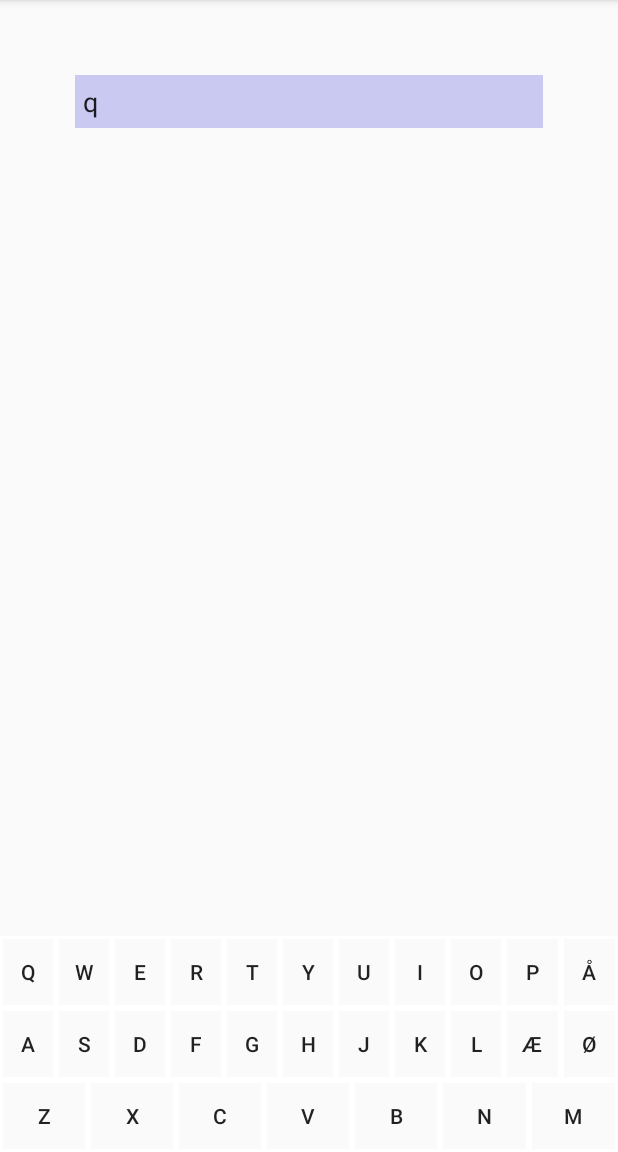
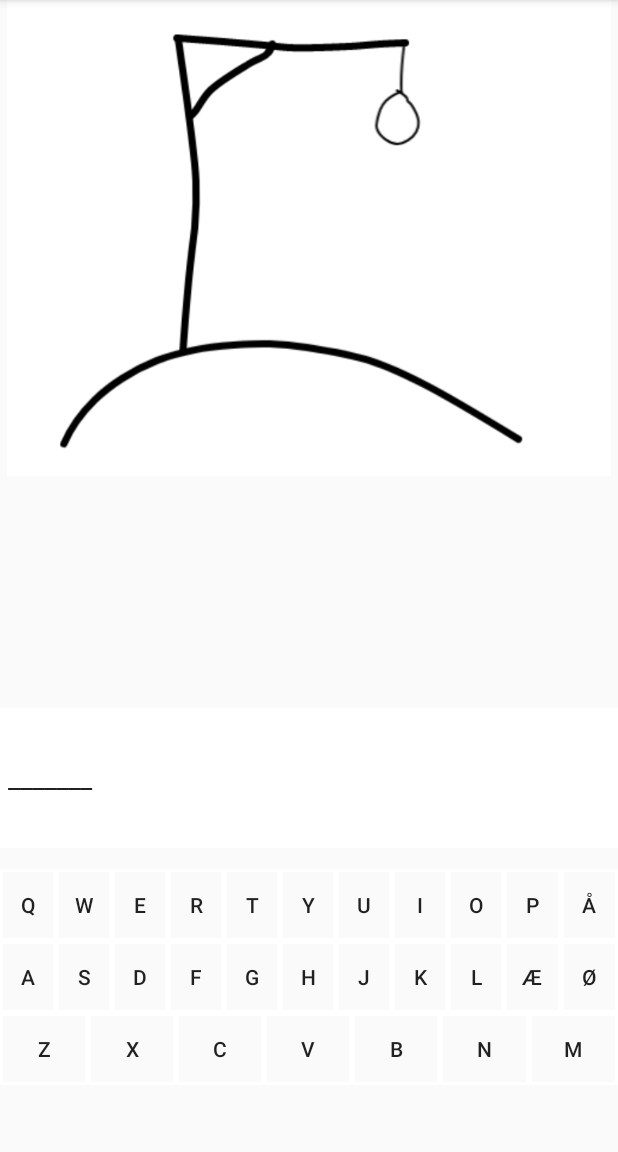
Before and after one commit to NicolaiNisbeth/galgeleg, an Android app: the GameActivity screen opened directly, with no data from a screen before it, after a tap on an icon or button, on a phone screen of 412 x 824 dp, the part 84-1236 px from its top. Run offline under Robolectric (Android 15) with nearby library versions, the phone set to English and light mode, and no system bars.

Commit message:
logic and imagery is synchronzied

```diff
--- a/app/src/main/java/com/example/galgeleg/GameActivity.java
+++ b/app/src/main/java/com/example/galgeleg/GameActivity.java
@@ -1,47 +1,26 @@
 package com.example.galgeleg;
 
-import android.content.Intent;
 import android.os.Bundle;
-import android.text.InputType;
-import android.util.Log;
-import android.view.View;
-import android.view.inputmethod.EditorInfo;
-import android.view.inputmethod.InputConnection;
-import android.widget.Button;
 import android.widget.EditText;
 import android.widget.ImageView;
 
 import androidx.appcompat.app.AppCompatActivity;
 
-public class GameActivity extends AppCompatActivity implements View.OnClickListener {
-    private Button btn;
+
+public class GameActivity extends AppCompatActivity {
     private ImageView imageView;
-    private EditText editText;
+    MyKeyboard keyboard;
+    EditText editText;
 
     @Override
     protected void onCreate(Bundle savedInstanceState) {
         super.onCreate(savedInstanceState);
         setContentView(R.layout.game_activity);
 
-
-        //imageView = findViewById(R.id.imageView);
-
-        EditText editText = (EditText) findViewById(R.id.editText);
-        MyKeyboard keyboard = (MyKeyboard) findViewById(R.id.keyboard);
-        editText.setRawInputType(InputType.TYPE_CLASS_TEXT);
-        editText.setTextIsSelectable(true);
-
-        InputConnection ic = editText.onCreateInputConnection(new EditorInfo());
-        keyboard.setInputConnection(ic);
-
-
-
-    }
-
-    @Override
-    public void onClick(View v) {
-        if (v == btn){
-            imageView.setImageResource(R.drawable.drawing2);
-        }
+        imageView = findViewById(R.id.imageView);
+        editText = findViewById(R.id.editText);
+        keyboard = findViewById(R.id.keyboard);
+        keyboard.setEditText(editText);
+        keyboard.setImageView(imageView);
     }
 }
--- a/app/src/main/java/com/example/galgeleg/MyKeyboard.java
+++ b/app/src/main/java/com/example/galgeleg/MyKeyboard.java
@@ -2,12 +2,17 @@ package com.example.galgeleg;
 
 import android.content.Context;
 import android.util.AttributeSet;
+import android.util.Log;
 import android.util.SparseArray;
 import android.view.LayoutInflater;
 import android.view.View;
 import android.view.inputmethod.InputConnection;
 import android.widget.Button;
+import android.widget.EditText;
+import android.widget.ImageView;
 import android.widget.LinearLayout;
+
+import com.example.galgeleg.model.Logic;
 
 public class MyKeyboard extends LinearLayout implements View.OnClickListener {
 
@@ -15,8 +20,13 @@ public class MyKeyboard extends LinearLayout implements View.OnClickListener {
                     aBtn, sBtn, dBtn, fBtn, gBtn, hBtn, jBtn, kBtn, lBtn, æBtn, øBtn,
                         zBtn, xBtn, cBtn, vBtn, bBtn, nBtn, mBtn;
 
+
+
     private SparseArray<String> keyValues = new SparseArray<>();
     private InputConnection inputConnection;
+    private Logic logic;
+    private EditText editText;
+    private ImageView imageView;
 
     public MyKeyboard(Context context) {
         this(context, null, 0);
@@ -28,10 +38,12 @@ public class MyKeyboard extends LinearLayout implements View.OnClickListener {
 
     public MyKeyboard(Context context, AttributeSet attrs, int defStyleAttr) {
         super(context, attrs, defStyleAttr);
-        init(context, attrs);
+        init(context);
+        this.logic = new Logic();
+        System.out.println(logic);
     }
 
-    private void init(Context context, AttributeSet attrs) {
+    private void init(Context context) {
         LayoutInflater.from(context).inflate(R.layout.keyboard, this, true);
         qBtn = findViewById(R.id.qBtn); qBtn.setOnClickListener(this); keyValues.put(R.id.qBtn, "q");
         wBtn = findViewById(R.id.wBtn); wBtn.setOnClickListener(this); keyValues.put(R.id.wBtn, "w");
@@ -66,13 +78,47 @@ public class MyKeyboard extends LinearLayout implements View.OnClickListener {
 
     @Override
     public void onClick(View view) {
-        if (inputConnection == null) return;
 
-        String value = keyValues.get(view.getId());
-        inputConnection.commitText(value, 1);
+        char value = keyValues.get(view.getId()).charAt(0);
+
+        editText.setText("");
+        logic.guessedLetter(value);
+        editText.setText(logic.getVisibleSentence());
+        if (!logic.isPreviousGuessWasCorrect()){
+            setHangingMan(logic.getWrongGuess());
+        }
+
+        if (logic.isGameIsWon())
+            System.out.println("du har vundet");
+
+        if (logic.isGameIsLost()) {
+            System.out.println("du har tabt");
+        }
+
+    }
+
+    private void setHangingMan(int wrongGuess) {
+        switch (wrongGuess){
+            case 1: imageView.setImageResource(R.drawable.drawing2); break;
+            case 2: imageView.setImageResource(R.drawable.drawing3); break;
+            case 3: imageView.setImageResource(R.drawable.drawing4); break;
+            case 4: imageView.setImageResource(R.drawable.drawing5); break;
+            case 5: imageView.setImageResource(R.drawable.drawing6); break;
+            case 6: imageView.setImageResource(R.drawable.drawing7); break;
+        }
+
     }
 
     public void setInputConnection(InputConnection ic) {
         inputConnection = ic;
     }
+
+    public void setEditText(EditText editText){
+        this.editText = editText;
+    }
+
+    public void setImageView(ImageView imageView){
+        this.imageView = imageView;
+    }
+
 }
--- a/app/src/main/java/com/example/galgeleg/model/Sentence.java
+++ b/app/src/main/java/com/example/galgeleg/model/Logic.java
@@ -10,7 +10,7 @@ import java.util.Set;
 
 import static android.content.ContentValues.TAG;
 
-public class Sentence {
+public class Logic {
     private Set<String> wordLibrary;
     private List<String> solution;
     private ArrayList<Character> usedLetters;
@@ -19,8 +19,9 @@ public class Sentence {
     private boolean gameIsWon;
     private boolean gameIsLost;
     private int difficulty = 1;
+    private boolean previousGuessWasCorrect = false;
 
-    public Sentence(){
+    public Logic(){
         this.usedLetters = new ArrayList<>();
         this.visibleSentence = new StringBuilder();
         restart();
@@ -56,7 +57,7 @@ public class Sentence {
             for (char letter : word){
                 if (usedLetters.contains(letter)) visibleSentence.append(letter);
                 else {
-                    visibleSentence.append("?");
+                    visibleSentence.append("_");
                     gameIsWon = false;
                 }
             }
@@ -74,15 +75,34 @@ public class Sentence {
 
     public void guessedLetter(char letter) {
         Log.d(TAG, "guessedLetter: " + letter);
-        if (gameIsWon || usedLetters.contains(letter)) return;
+        if (gameIsWon || usedLetters.contains(letter) || gameIsLost) return;
 
         usedLetters.add(letter);
 
-        if (!solution.contains(""+letter) && ++wrongGuess > 6) gameIsLost = true;
+        if (solutionHas(letter, solution)) previousGuessWasCorrect = true;
+        else {
+            previousGuessWasCorrect = false;
+            if (++wrongGuess > 5) gameIsLost = true;
+        }
 
         opdateVisibleSentence();
     }
 
+    private boolean solutionHas(char letter, List<String> solution) {
+        for (String s : solution){
+            if (s.contains(""+letter)) return true;
+        }
+        return false;
+    }
+
+
+    public boolean isPreviousGuessWasCorrect() {
+        return previousGuessWasCorrect;
+    }
+
+    public void setPreviousGuessWasCorrect(boolean previousGuessWasCorrect) {
+        this.previousGuessWasCorrect = previousGuessWasCorrect;
+    }
 
     public Set<String> getWordLibrary() {
         return wordLibrary;
@@ -150,8 +170,8 @@ public class Sentence {
 
     @Override
     public String toString() {
-        return "Sentence{" +
-                "wordLibrary=" + wordLibrary +
+        return "Logic{" +
+                //"wordLibrary=" + wordLibrary +
                 ", solution=" + solution +
                 ", usedLetters=" + usedLetters +
                 ", visibleSentence=" + visibleSentence +
--- a/app/src/main/res/layout/game_activity.xml
+++ b/app/src/main/res/layout/game_activity.xml
@@ -9,19 +9,24 @@
     <EditText
         android:id="@+id/editText"
         android:layout_width="match_parent"
-        android:layout_height="wrap_content"
-        android:background="#c9c9f1"
-        android:layout_margin="50dp"
-        android:padding="5dp"
-        android:layout_alignParentTop="true"
-        />
+        android:layout_height="93dp"
+        android:layout_above="@+id/keyboard"
+        android:layout_marginBottom="14dp"
+        android:background="#FFFFFF"
+        android:padding="5dp" />
 
     <com.example.galgeleg.MyKeyboard
         android:id="@+id/keyboard"
         android:layout_width="match_parent"
-        android:layout_height="wrap_content"
-        android:orientation="vertical"
+        android:layout_height="190dp"
         android:layout_alignParentBottom="true"
-        />
+        android:layout_marginBottom="-1dp"
+        android:orientation="vertical" />
+
+    <ImageView
+        android:id="@+id/imageView"
+        android:layout_width="match_parent"
+        android:layout_height="317dp"
+        app:srcCompat="@drawable/drawing1" />
 
 </RelativeLayout>
```
